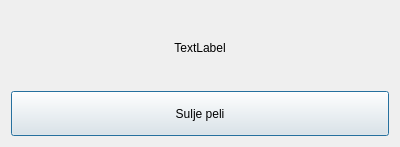
The window that ElectionGame/Student/enddialog.ui (elguitar/los-horos) describes before a commit, drawn with Qt 5.
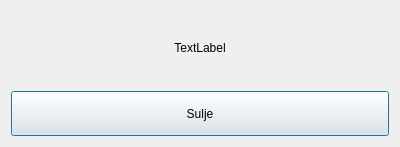
The same window after the commit.

Commit message: =Varoitusdialogi, jos pelaajamäärä väärä

The edit to the form file:
```diff
--- a/ElectionGame/Student/enddialog.ui
+++ b/ElectionGame/Student/enddialog.ui
@@ -33,7 +33,7 @@
       </size>
      </property>
      <property name="text">
-      <string>Sulje peli</string>
+      <string>Sulje</string>
      </property>
     </widget>
    </item>
```
The commit also changes 2 other files.
